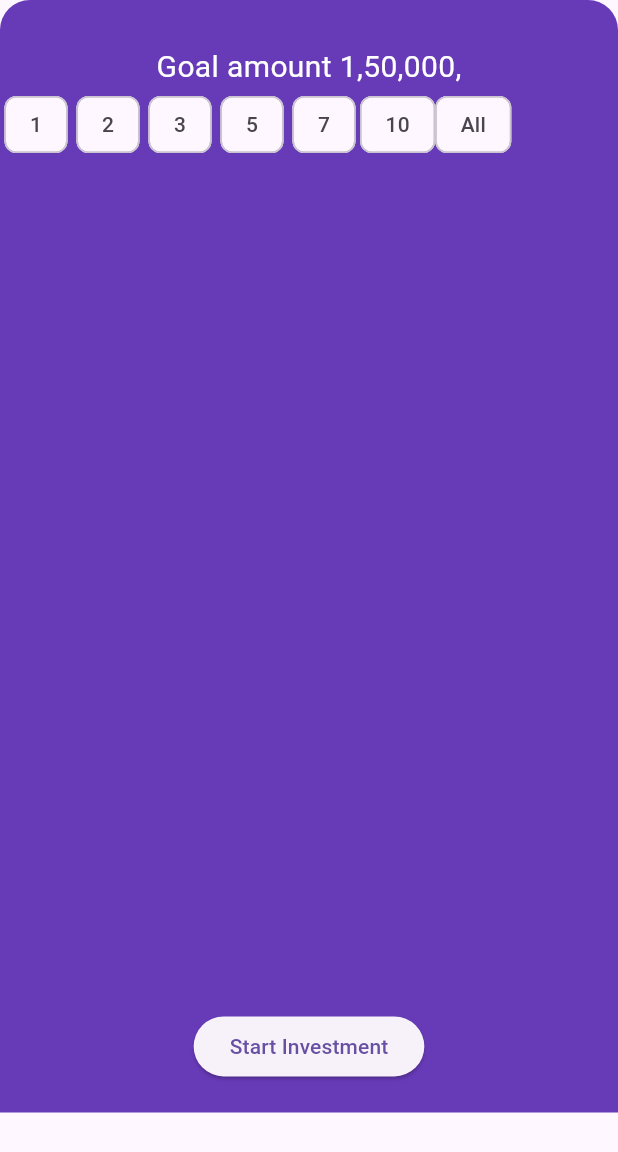
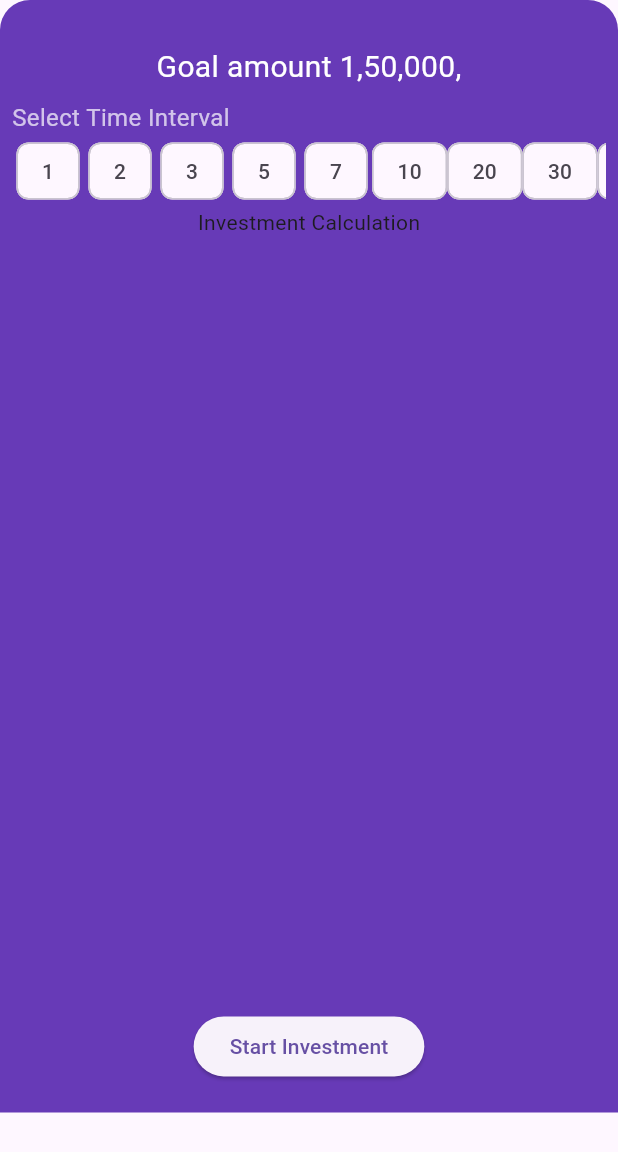
Before and after one commit to aditechdev/goal_based_investment, a Flutter app: the InvestmentBottomSheetWidget widget shown alone on an empty page, opened directly, on a phone screen of 412 x 824 dp. Shown: the top 1152 px of the screen. Run offline on Flutter 3.47's test engine with Material 3 defaults, Android fonts, the light colour scheme and no system bars; our stand-ins replace carousel_slider, dotted_decoration, liquid_swipe, rxdart, smooth_page_indicator, syncfusion_flutter_gauges.

Commit message:
:art: Bottom sheet UI cchange

```diff
--- a/lib/screens/calculationScreen/calculation_screen.dart
+++ b/lib/screens/calculationScreen/calculation_screen.dart
@@ -1,13 +1,9 @@
 import 'package:flutter/material.dart';
-import 'package:goal_based_investment/controller/amount_selection_controller.dart';
 import 'package:goal_based_investment/controller/goal_controller.dart';
 import 'package:goal_based_investment/model/goal_card_model.dart';
-import 'package:goal_based_investment/utils/font_utils.dart';
-import 'package:goal_based_investment/widgets/commonWidget/vertical_spacing.dart';
 
-import '../../model/currency_model.dart';
+import '../../widgets/calculationScreen/investment_bottom_sheet_widget.dart';
 import '../../widgets/calculationScreen/slider_with_container_widget.dart';
-import '../../widgets/commonWidget/bottom_sheet_container_widget.dart';
 import '../../widgets/commonWidget/button_widget.dart';
 
 class CalculationScreen extends StatefulWidget {
@@ -53,7 +49,7 @@ showBottomSheetForInvestment(BuildContext context) {
     context: context,
     isScrollControlled: true,
     builder: (BuildContext context) {
-      return InvestmentBottomSheetWidget();
+      return const InvestmentBottomSheetWidget();
     },
   );
 }
--- a/lib/widgets/calculationScreen/investment_bottom_sheet_widget.dart
+++ b/lib/widgets/calculationScreen/investment_bottom_sheet_widget.dart
@@ -28,13 +28,37 @@ class InvestmentBottomSheetWidget extends StatelessWidget {
                   style: FontUtils.font20(color: Colors.white),
                 );
               }),
-          Row(
-            children: List.generate(
-                _investmentTime.length,
-                (index) => Chip(
-                    label: (_investmentTime[index] == -1)
-                        ? const Text("All")
-                        : Text(_investmentTime[index].toString()))),
+          Padding(
+            padding: const EdgeInsets.all(8.0),
+            child: Column(
+              children: [
+                Align(
+                  alignment: Alignment.centerLeft,
+                  child: Text(
+                    "Select Time Interval",
+                    style: FontUtils.font16(
+                      color: Colors.white.withOpacity(0.7),
+                    ),
+                  ),
+                ),
+                SingleChildScrollView(
+                  scrollDirection: Axis.horizontal,
+                  child: Row(
+                    children: List.generate(
+                      _investmentTime.length,
+                      (index) => Chip(
+                        label: (_investmentTime[index] == -1)
+                            ? const Text("All")
+                            : Text(
+                                _investmentTime[index].toString(),
+                              ),
+                      ),
+                    ),
+                  ),
+                ),
+                const Text("Investment Calculation")
+              ],
+            ),
           ),
           const Spacer(),
           SafeArea(
@@ -49,4 +73,4 @@ class InvestmentBottomSheetWidget extends StatelessWidget {
   }
 }
 
-List<int> _investmentTime = [1, 2, 3, 5, 7, 10, -1];
+List<int> _investmentTime = [1, 2, 3, 5, 7, 10, 20, 30, 50, -1];
```
